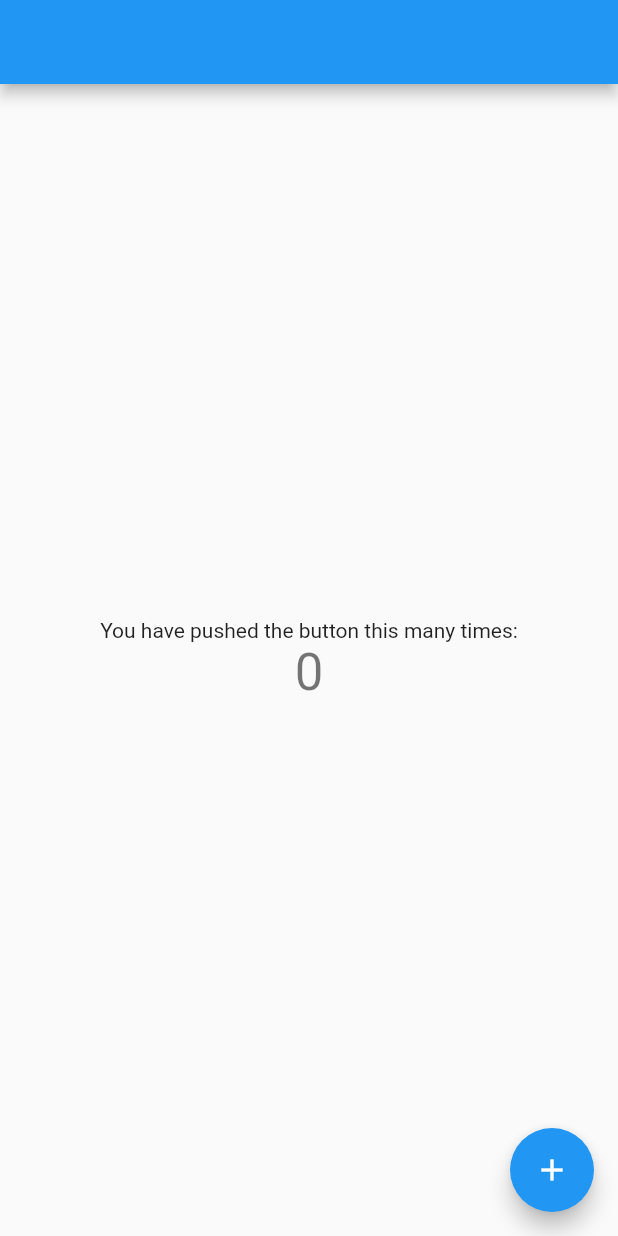
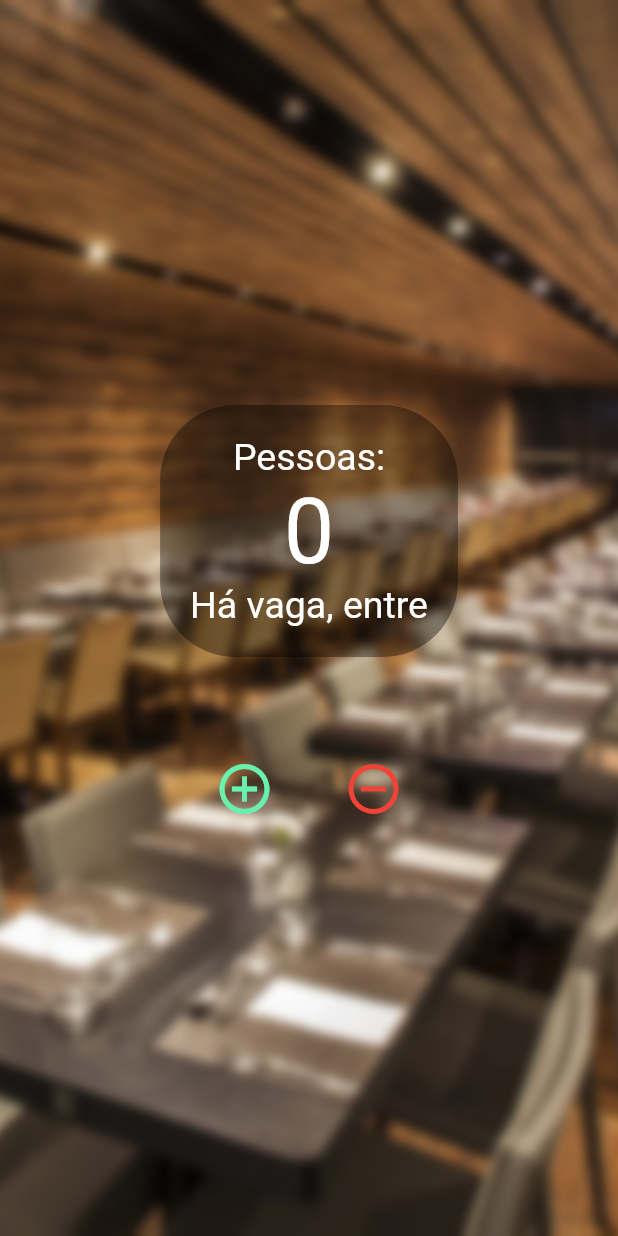
Before and after one commit to luanss19/counter, a Flutter app: the screen it shows after launch, on a phone screen of 412 x 824 dp. Run offline on Flutter 3.47's test engine with Material 2 defaults, Android fonts, the phone set to English and light mode, and no system bars.

```diff
--- a/lib/main.dart
+++ b/lib/main.dart
@@ -1,3 +1,4 @@
+import 'package:flutter/cupertino.dart';
 import 'package:flutter/material.dart';
 
 void main() {
@@ -8,57 +9,129 @@ class MyApp extends StatelessWidget {
   @override
   Widget build(BuildContext context) {
     return MaterialApp(
+      debugShowCheckedModeBanner: false,
       title: 'Flutter Demo',
       theme: ThemeData(
         primarySwatch: Colors.blue,
       ),
-      home: MyHomePage(title: ''),
+      home: HomePage(title: ''),
     );
   }
 }
 
-class MyHomePage extends StatefulWidget {
-  MyHomePage({Key? key, required this.title}) : super(key: key);
+class HomePage extends StatefulWidget {
+  HomePage({Key? key, required this.title}) : super(key: key);
 
   final String title;
 
   @override
-  _MyHomePageState createState() => _MyHomePageState();
+  _HomePageState createState() => _HomePageState();
 }
 
-class _MyHomePageState extends State<MyHomePage> {
+class _HomePageState extends State<HomePage> {
   int _counter = 0;
+  String situacao = 'Há vaga, entre';
 
-  void _incrementCounter() {
+  void _incrementCounter(int operacao) {
     setState(() {
+      if (_counter < 10) {
+        situacao = 'Há vaga, entre';
+      }
+      switch (operacao) {
+        case 1:
+          if (_counter >= 10) {
+            situacao = 'Aguarde, não há vagas';
+            _counter--;
+          }
           _counter++;
+          break;
+
+        case 2:
+          if (_counter <= 0) {
+            situacao = 'Operação inválida';
+            _counter++;
+          }
+          _counter--;
+
+          break;
+      }
     });
   }
 
   @override
   Widget build(BuildContext context) {
     return Scaffold(
-      appBar: AppBar(
-        title: Text(widget.title),
+      body: Container(
+        decoration: BoxDecoration(
+          image: DecorationImage(
+            image: AssetImage('assets/images/background.jpg'),
+            fit: BoxFit.cover,
           ),
-      body: Center(
+        ),
         child: Column(
           mainAxisAlignment: MainAxisAlignment.center,
-          children: <Widget>[
+          children: [
+            Container(
+              padding: EdgeInsets.all(20),
+              decoration: BoxDecoration(
+                color: Colors.black38,
+                borderRadius: BorderRadius.circular(50),
+              ),
+              child: Column(
+                children: [
                   Text(
-              'You have pushed the button this many times:',
+                    'Pessoas:',
+                    style: TextStyle(
+                      fontSize: 25,
+                      color: Colors.white,
+                    ),
                   ),
                   Text(
                     '$_counter',
-              style: Theme.of(context).textTheme.headline4,
+                    style: TextStyle(
+                      fontSize: 60,
+                      color: Colors.white,
+                    ),
+                  ),
+                  Text(
+                    '$situacao',
+                    style: TextStyle(
+                      fontSize: 25,
+                      color: Colors.white,
+                    ),
                   ),
                 ],
               ),
             ),
-      floatingActionButton: FloatingActionButton(
-        onPressed: _incrementCounter,
-        tooltip: 'Increment',
-        child: Icon(Icons.add),
+            SizedBox(
+              height: 60,
+            ),
+            Row(
+              mainAxisAlignment: MainAxisAlignment.center,
+              children: [
+                IconButton(
+                  onPressed: () => _incrementCounter(1),
+                  icon: Icon(
+                    Icons.add_circle_outline,
+                    color: Colors.greenAccent,
+                  ),
+                  iconSize: 40,
+                ),
+                SizedBox(
+                  width: 30,
+                ),
+                IconButton(
+                  onPressed: () => _incrementCounter(2),
+                  icon: Icon(
+                    Icons.remove_circle_outline,
+                    color: Colors.red,
+                  ),
+                  iconSize: 40,
+                ),
+              ],
+            ),
+          ],
+        ),
       ),
     );
   }
--- a/pubspec.yaml
+++ b/pubspec.yaml
@@ -45,9 +45,8 @@ flutter:
   uses-material-design: true
 
   # To add assets to your application, add an assets section, like this:
-  # assets:
-  #   - images/a_dot_burr.jpeg
-  #   - images/a_dot_ham.jpeg
+  assets:
+    - assets/images/
 
   # An image asset can refer to one or more resolution-specific "variants", see
   # https://flutter.dev/assets-and-images/#resolution-aware.
```
Also changed, not shown: assets/images/background.jpg (added). Lines whose indentation alone changed are shown as unchanged.
